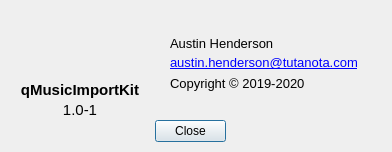
AustinSHend/qMusicImportKit, file Source/aboutwindow.ui: the form before one commit.
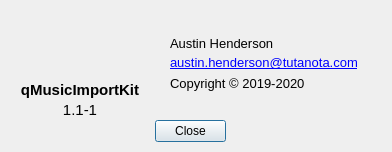
The form after the commit. Icons and pictures are not drawn.

The edit to the form file:
```diff
--- a/Source/aboutwindow.ui
+++ b/Source/aboutwindow.ui
@@ -103,7 +103,7 @@
     </font>
    </property>
    <property name="text">
-    <string>1.0-1</string>
+    <string>1.1-1</string>
    </property>
    <property name="alignment">
     <set>Qt::AlignCenter</set>
```
